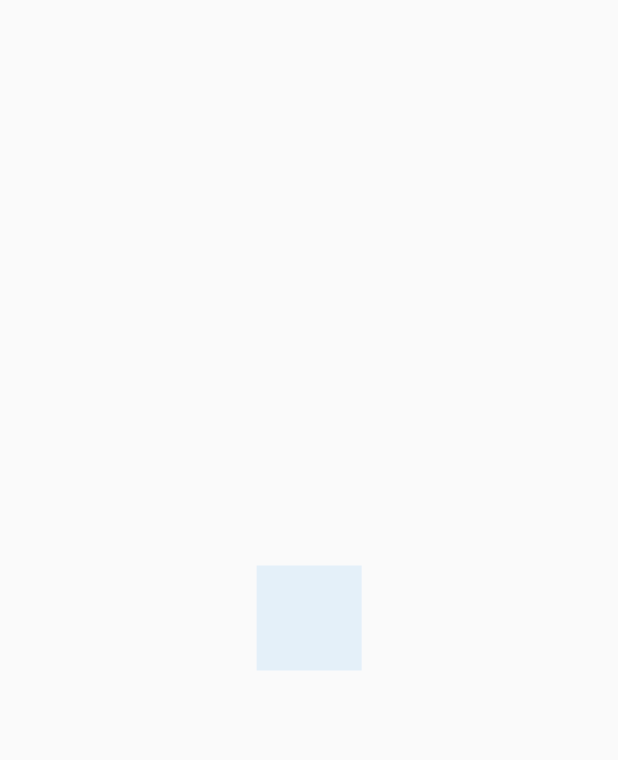
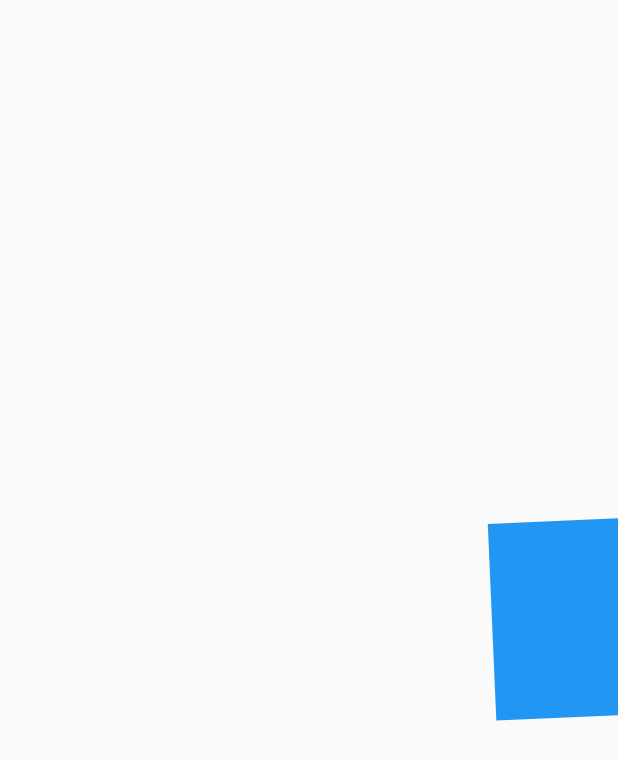
Before and after one commit to jsemalvarez/flutter-professional-designs, a Flutter app: the screen it shows after launch, on a phone screen of 412 x 824 dp. Shown: the top 760 px of the screen. Run offline on Flutter 3.47's test engine with Material 2 defaults, Android fonts, the phone set to English and light mode, and no system bars.

Commit message:
agrandar el elemento

```diff
--- a/lib/src/pages/animaciones_page.dart
+++ b/lib/src/pages/animaciones_page.dart
@@ -29,6 +29,7 @@ class _CuadradoAnimadoState extends State<CuadradoAnimado> with SingleTickerProv
   late Animation<double> rotation;
   late Animation<double> opacidad;
   late Animation<double> moverDerecha;
+  late Animation<double> agrandar;
 
   @override
   void initState() {
@@ -63,11 +64,14 @@ class _CuadradoAnimadoState extends State<CuadradoAnimado> with SingleTickerProv
 
     moverDerecha = Tween(begin: 0.1, end: 200.1).animate(controller);
 
+    agrandar = Tween(begin: 0.0, end: 2.0).animate(controller);
+
     controller.addListener(() {
 
       if( controller.status == AnimationStatus.completed){
         // controller.reverse();
-        controller.reset();
+        controller.repeat();
+        // controller.reset();
       }
       // else if( controller.status == AnimationStatus.dismissed){
       //   controller.forward();
@@ -104,7 +108,10 @@ class _CuadradoAnimadoState extends State<CuadradoAnimado> with SingleTickerProv
             // se contruye una sola vez y se pasa por referencia
             child: Opacity(
               opacity: opacidad.value,
-              child: child,
+              child: Transform.scale(
+                scale: agrandar.value,
+                child: child
+              ),
             ),
           ),
         );
```
